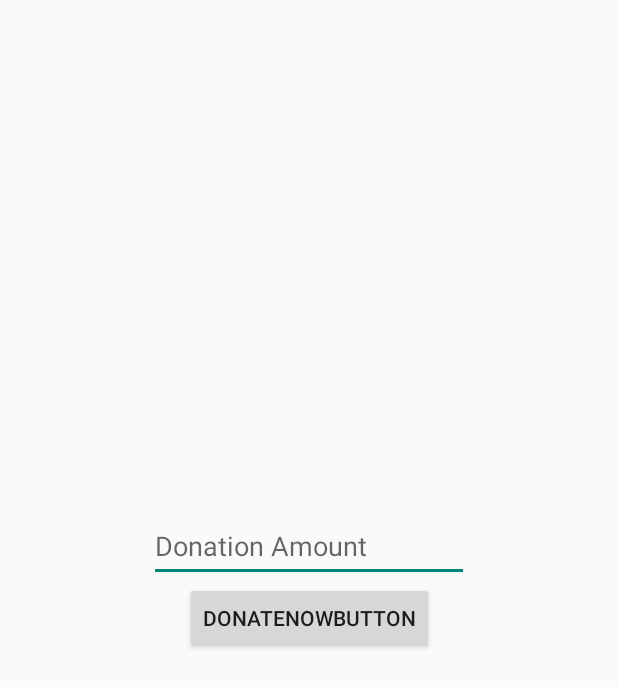
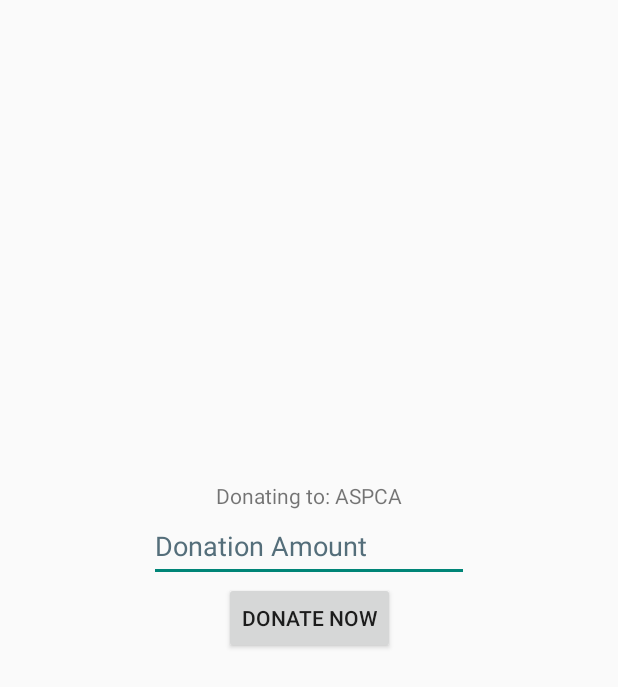
Before and after one commit to arielleslatus/CS5520-MobileAppDev-su21-Charitable, an Android app: the CharityProfile screen opened directly, with no data from a screen before it, after a tap on "DONATE NOW", on a phone screen of 412 x 824 dp. Shown: the top 687 px of the screen. Run offline under Robolectric (Android 15) with nearby library versions, the phone set to English and light mode, and no system bars; our stand-ins replace Firebase (no records; nobody signed in at launch, a user with empty details on screens opened directly).

Commit message:
using extras/intents to pass around user ID and charity information so it is stored with the donation in firebase

```diff
--- a/app/src/main/java/edu/neu/charitable/CharityProfile.java
+++ b/app/src/main/java/edu/neu/charitable/CharityProfile.java
@@ -19,6 +19,7 @@
     String charityName;
     String charityLocation;
     String charityMission;
+    String uidLoggedIn;
     int logoId;
 
     String TAG = "CharityProfile";
@@ -29,8 +30,9 @@
         super.onCreate(savedInstanceState);
         setContentView(R.layout.charity_profile);
 
-        // Get name of the Charity
+        // Get name of the Charity and user
         retrieveCharityData();
+        uidLoggedIn = getIntent().getStringExtra("uid");
 
         TextView charityNameTextView = findViewById(R.id.charityName);
         charityNameTextView.setText(charityName);
@@ -53,10 +55,12 @@
 
         switch (v.getId()) {
             case R.id.donateButton:
-                Log.d(TAG, "Clicked donate button");
-                Intent letterActivityIntent = new Intent(this, DonationActivity.class);
-                letterActivityIntent.putExtra("CHARITY_NAME", charityName);
-                startActivity(letterActivityIntent);
+                Intent donationActivity = new Intent(this, DonationActivity.class);
+                Bundle extras = new Bundle();
+                extras.putString("CHARITY_NAME", charityName);
+                extras.putString("uid", uidLoggedIn);
+                donationActivity.putExtras(extras);
+                startActivity(donationActivity);
                 break;
 
 //            case R.id.__:
@@ -76,8 +80,6 @@
         charityMission = "Saving the lives of puppies and kittens since 1975.";
         logoId = R.drawable.aspca_logo;
 
-
-
     }
 
 
--- a/app/src/main/java/edu/neu/charitable/DonationActivity.java
+++ b/app/src/main/java/edu/neu/charitable/DonationActivity.java
@@ -19,18 +19,26 @@
 public class DonationActivity extends AppCompatActivity {
 
     EditText donationAmountView;
+    TextView charityNameTextview;
     private DatabaseReference mDatabase;
     String charityName;
+    String uidLoggedIn;
 
     @Override
     protected void onCreate(Bundle savedInstanceState) {
         super.onCreate(savedInstanceState);
         setContentView(R.layout.activity_make_donation);
-        String charityName = getIntent().getStringExtra("CHARITY_NAME");
+
+        Bundle extras = getIntent().getExtras();
+        charityName = extras.getString("CHARITY_NAME");
+        uidLoggedIn = extras.getString("uid");
 
         mDatabase = FirebaseDatabase.getInstance().getReference();
 
         donationAmountView = (EditText) findViewById(R.id.donationAmount);
+
+        charityNameTextview = (TextView) findViewById(R.id.CharityNameText);
+        charityNameTextview.setText("Donating to: " + charityName);
 
 
     }
@@ -59,10 +67,13 @@
         }
 
 
-        Transaction newTransaction = new Transaction(paymentValue, "CharityName",
+        Transaction newTransaction = new Transaction(paymentValue, charityName,
                 "userID");
 
         mDatabase.child("transactions").setValue(newTransaction);
+
+        Toast.makeText(DonationActivity.this, "Donation made:" + paymentValue + "from"
+                + uidLoggedIn + " to " + charityName, Toast.LENGTH_LONG).show();
 
         return false;
     }
--- a/app/src/main/java/edu/neu/charitable/MainActivity.java
+++ b/app/src/main/java/edu/neu/charitable/MainActivity.java
@@ -78,7 +78,9 @@
 
             case R.id.debugButton:
                 Log.d(TAG, "Clicked debug button");
-                startActivity(new Intent(this, CharityProfile.class));
+                Intent debugIntent = new Intent(this, CharityProfile.class);
+                debugIntent.putExtra("uid", "AoIjpYofuxVFzgL1JpcwOx7P7hv2");
+                startActivity(debugIntent);
                 break;
         }
 
@@ -121,7 +123,11 @@
                 if(task.isSuccessful()) {
                     FirebaseUser user = FirebaseAuth.getInstance().getCurrentUser();
                     if(user.isEmailVerified()) {
-                        startActivity(new Intent(MainActivity.this, Homepage.class));
+
+                        Intent postLoginIntent = new Intent(MainActivity.this, Homepage.class);
+                        postLoginIntent.putExtra("uid", user.getUid());
+                        startActivity(postLoginIntent);
+
                     }else{
                         user.sendEmailVerification();
                         Toast.makeText(MainActivity.this, "Please check your email to " +
--- a/app/src/main/res/layout/activity_make_donation.xml
+++ b/app/src/main/res/layout/activity_make_donation.xml
@@ -10,7 +10,7 @@
         android:layout_width="wrap_content"
         android:layout_height="wrap_content"
         android:onClick="onClick"
-        android:text="donateNowButton"
+        android:text="@string/donate_now_button_label"
         app:layout_constraintBottom_toBottomOf="parent"
         app:layout_constraintEnd_toEndOf="parent"
         app:layout_constraintStart_toStartOf="parent"
@@ -22,10 +22,19 @@
         android:layout_height="wrap_content"
         android:autofillHints="5"
         android:ems="10"
-        android:hint="Donation Amount"
+        android:hint="@string/donation_amount"
         android:inputType="number"
         android:minHeight="48dp"
+        android:textColorHint="@color/secondary_text"
         app:layout_constraintBottom_toTopOf="@+id/donateNowButton"
         app:layout_constraintEnd_toEndOf="parent"
         app:layout_constraintStart_toStartOf="parent" />
+
+    <TextView
+        android:id="@+id/CharityNameText"
+        android:layout_width="wrap_content"
+        android:layout_height="wrap_content"
+        app:layout_constraintBottom_toTopOf="@+id/donationAmount"
+        app:layout_constraintEnd_toEndOf="parent"
+        app:layout_constraintStart_toStartOf="parent" />
 </androidx.constraintlayout.widget.ConstraintLayout>
--- a/app/src/main/res/values/colors.xml
+++ b/app/src/main/res/values/colors.xml
@@ -7,4 +7,5 @@
     <color name="teal_700">#FF018786</color>
     <color name="black">#FF000000</color>
     <color name="white">#FFFFFFFF</color>
+    <color name="secondary_text">#546E7A</color>
 </resources>
--- a/app/src/main/res/values/strings.xml
+++ b/app/src/main/res/values/strings.xml
@@ -3,4 +3,7 @@
     <string name="donateButton">Donate Now</string>
     <string name="item">Item</string>
     <string name="string_item" />
+    <string name="donation_amount">Donation Amount</string>
+    <string name="donate_now_button_label">Donate Now</string>
+
 </resources>
--- a/app/src/main/res/values/themes.xml
+++ b/app/src/main/res/values/themes.xml
@@ -10,6 +10,9 @@
         <item name="colorSecondaryVariant">@color/teal_700</item>
         <item name="colorOnSecondary">@color/black</item>
 
+        <item name="android:textColorHint">@color/secondary_text</item>
+
+
         <!-- Status bar color. -->
         <item name="android:statusBarColor" tools:targetApi="l">?attr/colorPrimaryVariant</item>
         <!-- Customize your theme here. -->
```
